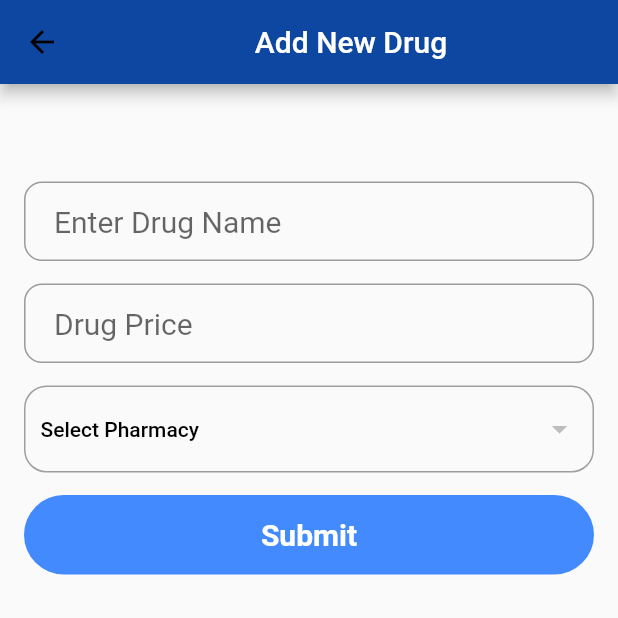
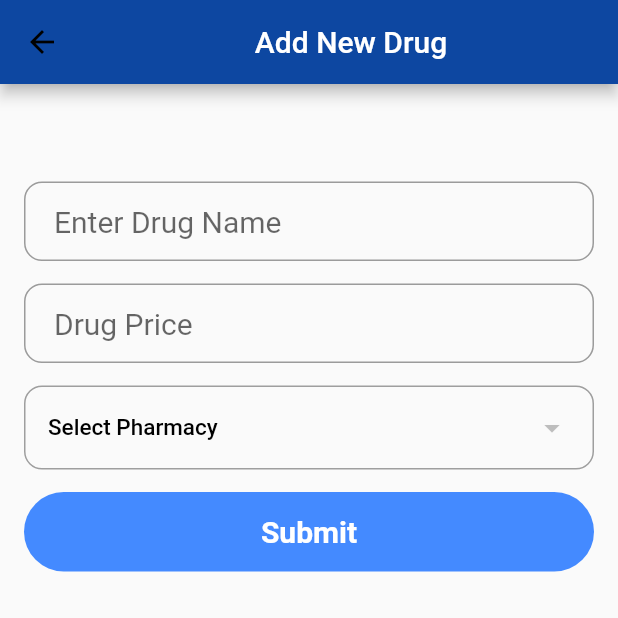
Before and after one commit to keptac/pharmifind, a Flutter app: the AddDrugs screen opened directly, on a phone screen of 412 x 824 dp, the top half of it. Run offline on Flutter 3.47's test engine with Material 2 defaults, Android fonts, the phone set to English and light mode, and no system bars; our stand-ins replace font_awesome_flutter, google_maps_flutter, localstorage, location; missing offline and left inert: geocoder; network calls fail; Roboto replaces fonts that are missing (Montserrat).

Commit message:
final commit

```diff
--- a/lib/admin/addDrug.dart
+++ b/lib/admin/addDrug.dart
@@ -61,9 +61,9 @@ class AddDrugsState extends State<AddDrugs> {
     Size deviceSize = MediaQuery.of(context).size;
 
     final pharmaciesDropDown = Container(
-      padding: const EdgeInsets.symmetric(vertical: 4, horizontal: 10),
+      padding: const EdgeInsets.symmetric(vertical: 3, horizontal: 15),
       decoration: BoxDecoration(
-        borderRadius: BorderRadius.circular(15),
+        borderRadius: BorderRadius.circular(12),
         border: Border.all(
           color: Colors.grey,
           width: 1,
@@ -83,14 +83,14 @@ class AddDrugsState extends State<AddDrugs> {
             value: pharmacy,
             child: Text(
               pharmacy.name,
-              style: TextStyle(color: Colors.black),
+              style: TextStyle(color: Colors.black, fontSize: 15),
             ),
           );
         }).toList(),
         hint: Text(
           "Select Pharmacy",
           style: TextStyle(
-              color: Colors.black, fontSize: 14, fontWeight: FontWeight.w500),
+              color: Colors.black, fontSize: 15, fontWeight: FontWeight.w500),
         ),
         onChanged: (var value) {
           setState(() {
```
